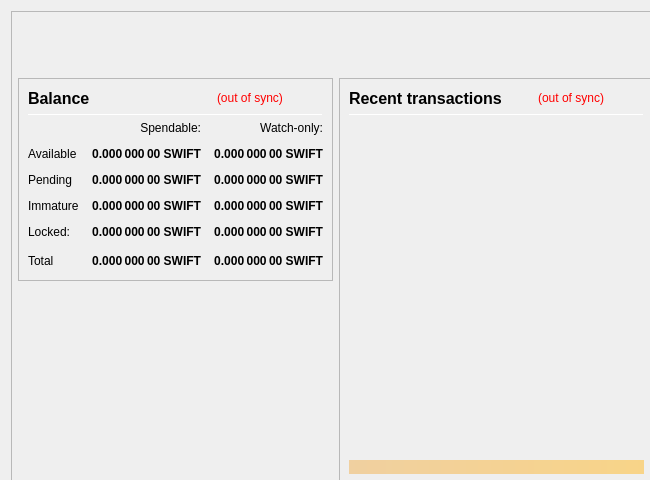
Above: src/qt/forms/overviewpage.ui from swiftcashproject/swiftcash before the change. Below: the same form after it.
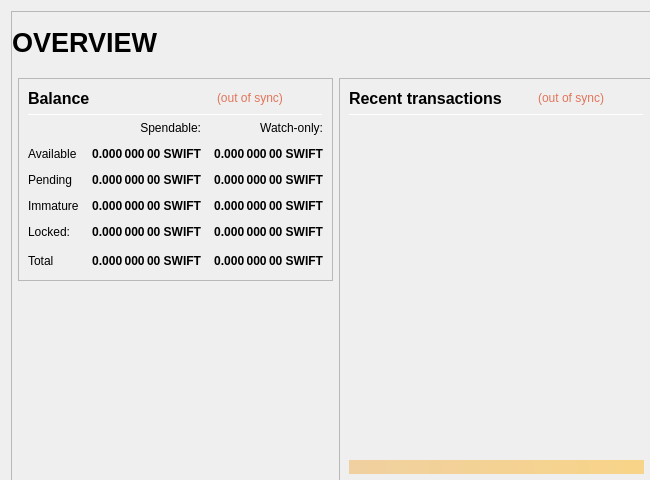
That is the form after the change.

The edit to the form file:
```diff
--- a/src/qt/forms/overviewpage.ui
+++ b/src/qt/forms/overviewpage.ui
@@ -92,10 +92,39 @@
             <number>0</number>
            </property>
            <item>
-            <layout class="QHBoxLayout" name="horizontalLayout_Header" stretch="1,0">
+            <layout class="QHBoxLayout" name="horizontalLayout_Header" stretch="1,0,1">
              <property name="spacing">
               <number>6</number>
              </property>
+             <item>
+              <widget class="QLabel" name="labelOverviewHeaderLeft">
+               <property name="minimumSize">
+                <size>
+                 <width>464</width>
+                 <height>60</height>
+                </size>
+               </property>
+               <property name="maximumSize">
+                <size>
+                 <width>16777215</width>
+                 <height>60</height>
+                </size>
+               </property>
+               <property name="font">
+                <font>
+                 <pointsize>20</pointsize>
+                 <weight>75</weight>
+                 <bold>true</bold>
+                </font>
+               </property>
+               <property name="text">
+                <string>OVERVIEW</string>
+               </property>
+               <property name="alignment">
+                <set>Qt::AlignLeading|Qt::AlignLeft|Qt::AlignVCenter</set>
+               </property>
+              </widget>
+             </item>
              <item>
               <spacer name="horizontalSpacer_Header">
                <property name="orientation">
@@ -206,7 +235,7 @@
                        <string>The displayed information may be out of date. Your wallet automatically synchronizes with the SwiftCash network after a connection is established, but this process has not completed yet.</string>
                       </property>
                       <property name="styleSheet">
-                       <string notr="true">QLabel { color: red; }</string>
+                       <string notr="true">QLabel { color: #E1755A; }</string>
                       </property>
                       <property name="text">
                        <string notr="true">(out of sync)</string>
@@ -659,7 +688,7 @@
                        <string>The displayed information may be out of date. Your wallet automatically synchronizes with the SwiftCash network after a connection is established, but this process has not completed yet.</string>
                       </property>
                       <property name="styleSheet">
-                       <string notr="true">QLabel { color: red; }</string>
+                       <string notr="true">QLabel { color: #E1755A; }</string>
                       </property>
                       <property name="text">
                        <string notr="true">(out of sync)</string>
```
